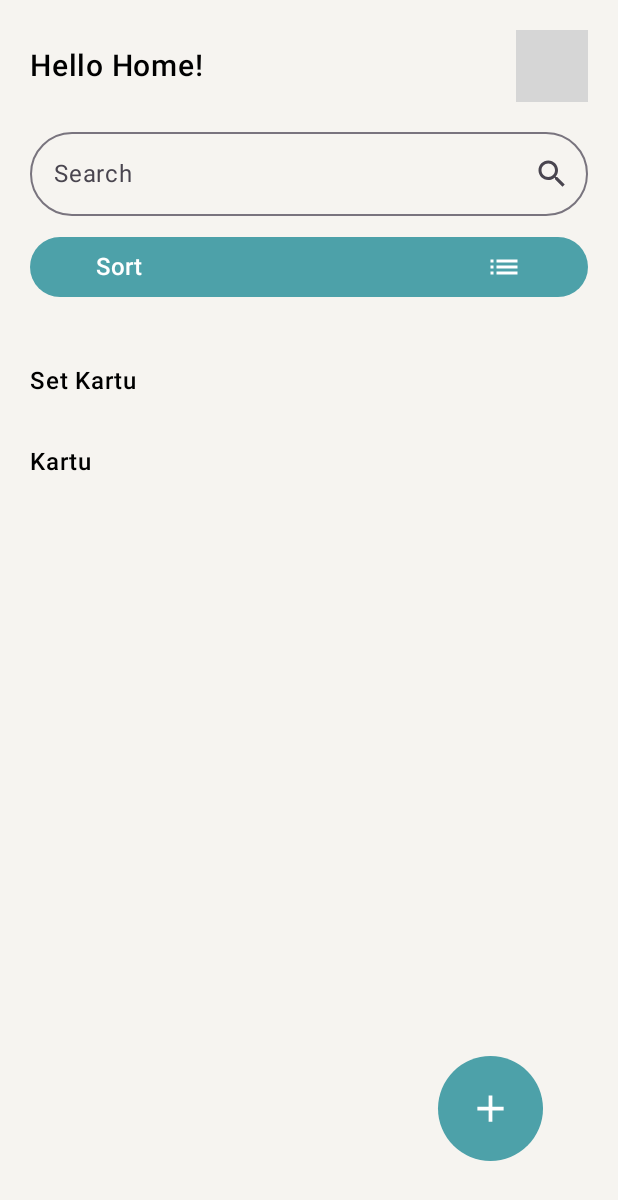
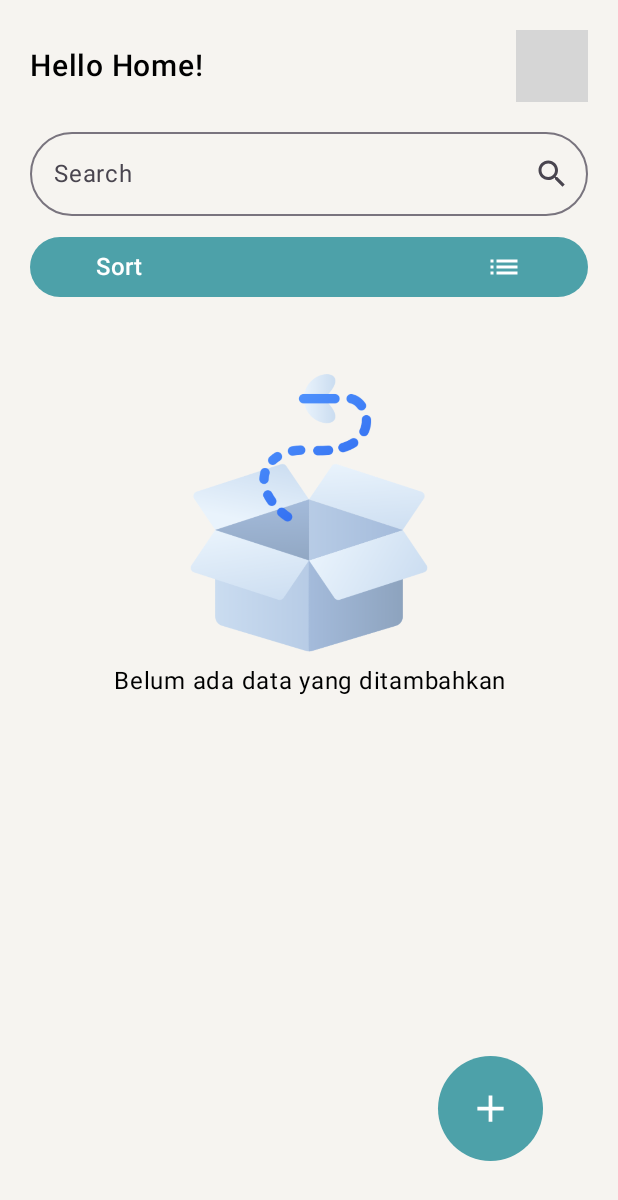
Before and after one commit to risal098/flash-memo, an Android app built with Jetpack Compose: the screen it shows after launch (MainActivity), on a phone screen of 412 x 824 dp. Shown: the top 1200 px of the screen. Run offline under Robolectric (Android 15) with nearby library versions, the light colour scheme and no system bars; our stand-ins replace Room's generated code; pictures from the network do not load; grey boxes are pictures that could not be loaded.

Commit message:
fix category banner color and add empty data info

```diff
--- a/app/src/main/java/com/example/vanillastarter/pages/page_show_data.kt
+++ b/app/src/main/java/com/example/vanillastarter/pages/page_show_data.kt
@@ -103,7 +103,9 @@ import androidx.compose.ui.geometry.Offset
 import androidx.compose.ui.input.nestedscroll.NestedScrollConnection
 import androidx.compose.ui.input.nestedscroll.NestedScrollSource
 import androidx.compose.ui.input.nestedscroll.nestedScroll
+import androidx.compose.ui.layout.ContentScale
 import androidx.compose.ui.platform.rememberNestedScrollInteropConnection
+import androidx.compose.ui.text.style.TextAlign
 import coil.compose.rememberImagePainter
 //ini widget2, page ada di paling bawah
 @Composable
@@ -141,6 +143,7 @@ fun Layout(navController: NavController,thisParentId:Int,parentId:Int,FlashcardV
 		val flashcardDataList by FlashcardViewModel.dataList.collectAsState() // list/set flashcard
 		val grandParentCategory by CategoryViewModel.category.collectAsState() // object grandparent category
 		val thisCategory by CategoryViewModel.thisCategory.collectAsState()
+
 
 		if(parentId!=0){
 
@@ -258,13 +261,48 @@ fun Layout(navController: NavController,thisParentId:Int,parentId:Int,FlashcardV
                 }
 
                 Spacer(modifier = Modifier.height(20.dp))
+
+                if(filteredCategories.size==0&&filteredFlashcards.size==0){
+                    Column {
+                        Image(
+                            painter = painterResource(id = R.drawable.empty_box),
+                            contentDescription = null,
+                            contentScale = ContentScale.Fit,
+//                alpha = 1F,
+                            modifier = Modifier
+                                .height(200.dp).fillMaxWidth()
+                                .align(alignment = Alignment.CenterHorizontally)
+                        )
+                        Text("Belum ada data yang ditambahkan", textAlign = TextAlign.Center, modifier = Modifier.fillMaxWidth().align(alignment = Alignment.CenterHorizontally))
+                    }
+                }else {
+                    if (filteredCategories.size != 0) {
+                        Column {
                             SubJudul("Set Kartu")
                             Spacer(modifier = Modifier.height(10.dp))
-                ResponsiveGridLayout(filteredCategories,thisParentId,parentId,navController,FlashcardViewModel ,CategoryViewModel)
+                            ResponsiveGridLayout(
+                                filteredCategories,
+                                thisParentId,
+                                parentId,
+                                navController,
+                                FlashcardViewModel,
+                                CategoryViewModel
+                            )
+                        }
+                    }
+
+                    if(filteredFlashcards.size!=0){
+                        Column {
                             Spacer(modifier = Modifier.height(20.dp))
                             SubJudul("Kartu")
                             Spacer(modifier = Modifier.height(10.dp))
                             CardLayout(navController,filteredFlashcards,thisParentId,parentId,FlashcardViewModel ,CategoryViewModel)
+                        }
+                    }
+
+
+                }
+
             }
 
             Box(
--- a/app/src/main/java/com/example/vanillastarter/ui/component/CategoryBanner.kt
+++ b/app/src/main/java/com/example/vanillastarter/ui/component/CategoryBanner.kt
@@ -23,6 +23,8 @@ import com.example.vanillastarter.data.Category
 import com.example.vanillastarter.utils.parseColor
 import com.example.vanillastarter.data.*
 import androidx.compose.ui.graphics.Color
+import androidx.compose.ui.res.colorResource
+
 @Composable
 fun CategoryBanner(
     category: Category,
@@ -35,7 +37,8 @@ fun CategoryBanner(
     ) {
         Box(
             modifier = Modifier
-                .background(color=parseColor(category.backgroundColor))
+//                .background(color=parseColor(category.backgroundColor))
+                .background(color = colorResource(colorDict(category.backgroundColor)))
                 .heightIn(min = 130.dp)
         ) {
             Column(
```
Also changed, not shown: app/src/main/res/drawable/empty_box.png (added). Lines whose indentation alone changed are shown as unchanged.
